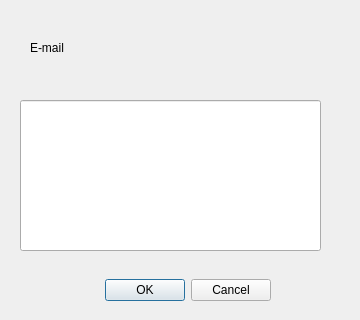
Above: dialogmensage.ui from rodrigogirao/QAgenda before the change. Below: the same form after it.
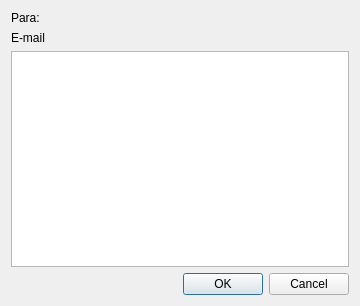
That is the form after the change.

Commit message: Consertado erro que sobrescrevia o arquivo de log de mensagens ao enviar uma nova mensagem

Patch:
```diff
--- a/dialogmensage.ui
+++ b/dialogmensage.ui
@@ -7,21 +7,32 @@
     <x>0</x>
     <y>0</y>
     <width>360</width>
-    <height>320</height>
+    <height>306</height>
    </rect>
   </property>
   <property name="windowTitle">
    <string>Dialog</string>
   </property>
+  <layout class="QVBoxLayout" name="verticalLayout">
+   <item>
+    <widget class="QLabel" name="label">
+     <property name="text">
+      <string>Para:</string>
+     </property>
+    </widget>
+   </item>
+   <item>
+    <widget class="QLabel" name="destinatario">
+     <property name="text">
+      <string>E-mail</string>
+     </property>
+    </widget>
+   </item>
+   <item>
+    <widget class="QTextEdit" name="teEnviarMensagem"/>
+   </item>
+   <item>
   <widget class="QDialogButtonBox" name="buttonBox">
-   <property name="geometry">
-    <rect>
-     <x>50</x>
-     <y>270</y>
-     <width>221</width>
-     <height>41</height>
-    </rect>
-   </property>
    <property name="orientation">
     <enum>Qt::Horizontal</enum>
    </property>
@@ -29,29 +40,8 @@
     <set>QDialogButtonBox::Cancel|QDialogButtonBox::Ok</set>
    </property>
   </widget>
-  <widget class="QLabel" name="label">
-   <property name="geometry">
-    <rect>
-     <x>30</x>
-     <y>40</y>
-     <width>57</width>
-     <height>15</height>
-    </rect>
-   </property>
-   <property name="text">
-    <string>E-mail</string>
-   </property>
-  </widget>
-  <widget class="QLineEdit" name="leenviarMensagem">
-   <property name="geometry">
-    <rect>
-     <x>20</x>
-     <y>100</y>
-     <width>301</width>
-     <height>151</height>
-    </rect>
-   </property>
-  </widget>
+   </item>
+  </layout>
  </widget>
  <resources/>
  <connections>
```
Lines whose indentation alone changed are shown as unchanged. The commit also changes 322 other files.
